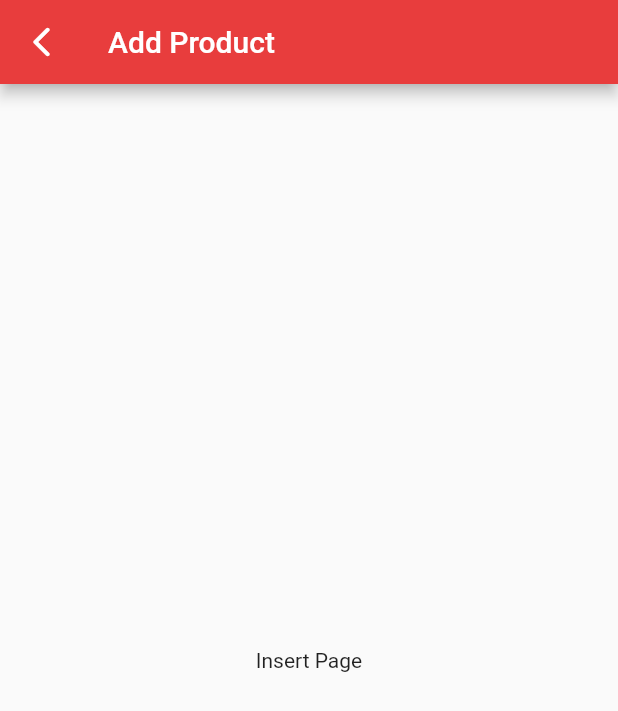
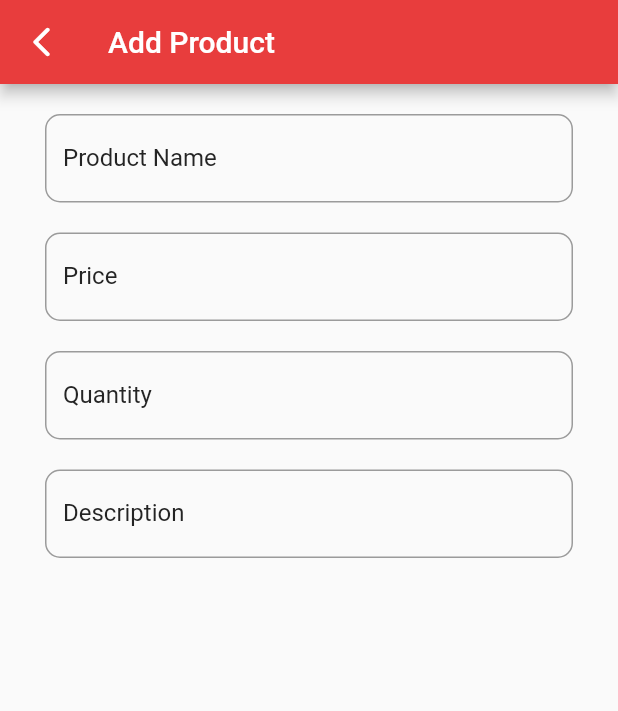
Before and after one commit to Yoga3911/flutter_tdd, a Flutter app: the InsertProductPage screen opened by its route, on a phone screen of 412 x 824 dp. Shown: the top 711 px of the screen. Run offline on Flutter 3.47's test engine with Material 2 defaults, Android fonts, the phone set to English and light mode, and no system bars; our stand-ins replace dartz, dio, equatable, get_it; network calls fail.

Commit message:
update insert product text field

```diff
--- a/lib/app/features/insert_product/presentation/pages/insert_product.dart
+++ b/lib/app/features/insert_product/presentation/pages/insert_product.dart
@@ -1,7 +1,10 @@
 import 'package:flutter/material.dart';
+import 'package:my_project/app/features/insert_product/presentation/providers/textfield_provider.dart';
+import 'package:my_project/app/features/insert_product/presentation/widgets/my_text_field.dart';
+import 'package:provider/provider.dart';
 
 class InsertProductPage extends StatelessWidget {
-  const InsertProductPage({Key? key}) : super(key: key);
+  const InsertProductPage({super.key});
 
   @override
   Widget build(BuildContext context) {
@@ -14,8 +17,34 @@ class InsertProductPage extends StatelessWidget {
           icon: const Icon(Icons.arrow_back_ios_rounded),
         ),
       ),
-      body: const Center(
-        child: Text("Insert Page"),
+      body: ChangeNotifierProvider(
+        create: (_) => TextFieldProvider(),
+        builder: (ctx, _) => Padding(
+          padding: const EdgeInsets.symmetric(
+            horizontal: 30,
+            vertical: 10,
+          ),
+          child: Column(
+            children: [
+              MyTextField(
+                controller: ctx.read<TextFieldProvider>().productName,
+                label: "Product Name",
+              ),
+              MyTextField(
+                controller: ctx.read<TextFieldProvider>().price,
+                label: "Price",
+              ),
+              MyTextField(
+                controller: ctx.read<TextFieldProvider>().quantity,
+                label: "Quantity",
+              ),
+              MyTextField(
+                controller: ctx.read<TextFieldProvider>().description,
+                label: "Description",
+              ),
+            ],
+          ),
+        ),
       ),
     );
   }
--- a/lib/app/features/insert_product/presentation/widgets/my_text_field.dart
+++ b/lib/app/features/insert_product/presentation/widgets/my_text_field.dart
@@ -0,0 +1,38 @@
+import 'package:flutter/material.dart';
+import 'package:my_project/app/core/constants/color.dart';
+
+class MyTextField extends StatelessWidget {
+  final TextEditingController controller;
+  final String label;
+  const MyTextField({
+    super.key,
+    required this.controller,
+    required this.label,
+  });
+
+  @override
+  Widget build(BuildContext context) {
+    return Padding(
+      padding: const EdgeInsets.symmetric(vertical: 10),
+      child: TextField(
+        controller: controller,
+        cursorColor: MyColor.red,
+        decoration: InputDecoration(
+          label: Text(label),
+          labelStyle: const TextStyle(
+            color: MyColor.black,
+          ),
+          border: OutlineInputBorder(
+            borderRadius: BorderRadius.circular(10),
+          ),
+          focusedBorder: OutlineInputBorder(
+            borderRadius: BorderRadius.circular(10),
+            borderSide: const BorderSide(
+              color: MyColor.red,
+            ),
+          ),
+        ),
+      ),
+    );
+  }
+}
```
